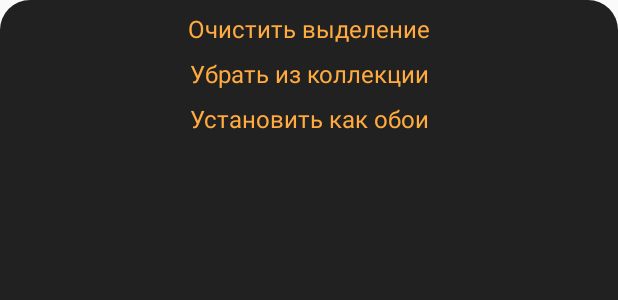
After one commit to MasterGnak/WallpaperChanger, an Android app: the layout collection_menu_slide.xml on its own in the app's theme, with its tools: preview values and no code run, on a phone screen of 412 x 824 dp. The commit adds this screen. Shown: the top 300 px of the screen. Run offline under Robolectric (Android 15) with nearby library versions, the phone set to English and light mode, and no system bars.

Commit message:
Функицонал коллекции завершен, осталось добавить автоматическую смену

```diff
--- a/app/src/main/java/com/example/wallpaperchanger/Adapter.kt
+++ b/app/src/main/java/com/example/wallpaperchanger/Adapter.kt
@@ -21,16 +21,13 @@ class Adapter(): ListAdapter<Wallpaper, Adapter.ViewHolder>(DiffCallback) {
 
     fun setTracker(selector: SelectionTracker<String>) {
         tracker = selector
-        Log.i("tracker", "tracker set")
     }
 
     fun updateMap() {
         keyMap.clear()
         for (i in currentList.indices) {
-            Log.i("map", "$i")
             keyMap[currentList[i].imageId] = i
         }
-        Log.i("map", "updated")
     }
 
     fun getItemKey(position: Int): String {
--- a/app/src/main/java/com/example/wallpaperchanger/room/Room.kt
+++ b/app/src/main/java/com/example/wallpaperchanger/room/Room.kt
@@ -22,6 +22,9 @@ interface ImageDao {
 
     @Query("DELETE FROM wallpaper_table")
     fun clear()
+
+    @Query("DELETE FROM collection_table")
+    fun clearC()
 
     @Query("SELECT * FROM wallpaper_table")
     fun getAll(): LiveData<List<EntityWallpaper>>
--- a/app/src/main/java/com/example/wallpaperchanger/selector/SelectionFragment.kt
+++ b/app/src/main/java/com/example/wallpaperchanger/selector/SelectionFragment.kt
@@ -61,7 +61,6 @@ class SelectionFragment : Fragment() {
 
         tracker.addObserver(object : SelectionTracker.SelectionObserver<String>() {
 
-
             override fun onSelectionChanged() {
                 super.onSelectionChanged()
                 if (!viewModel.menuOpened) {
@@ -84,9 +83,7 @@ class SelectionFragment : Fragment() {
                 }
             }
 
-            override fun onSelectionCleared() {
-
-            }
+            override fun onSelectionCleared() {}
         })
 
         adapter.setTracker(tracker)
--- /dev/null
+++ b/app/src/main/res/layout/collection_menu_slide.xml
@@ -0,0 +1,51 @@
+<?xml version="1.0" encoding="utf-8"?>
+<layout xmlns:app="http://schemas.android.com/apk/res-auto" xmlns:tools="http://schemas.android.com/tools"
+        xmlns:android="http://schemas.android.com/apk/res/android">
+    <data>
+
+    </data>
+    <androidx.constraintlayout.widget.ConstraintLayout
+            android:layout_width="match_parent"
+            android:layout_height="match_parent"
+            android:background="@drawable/menu_background">
+        <TextView
+                android:layout_width="match_parent"
+                android:layout_height="wrap_content"
+                app:layout_constraintEnd_toEndOf="parent"
+                app:layout_constraintStart_toStartOf="parent"
+                app:layout_constraintTop_toBottomOf="@id/clearSelection"
+                android:text="@string/remove_from_collection"
+                android:gravity="center"
+                android:textSize="@dimen/text_size"
+                android:layout_marginTop="8dp"
+                android:id="@+id/removeFromCollection"/>
+        <TextView
+                android:layout_width="match_parent"
+                android:layout_height="wrap_content"
+                app:layout_constraintEnd_toEndOf="parent"
+                app:layout_constraintStart_toStartOf="parent"
+                app:layout_constraintTop_toTopOf="parent"
+                android:text="@string/clear_selection"
+                android:gravity="center"
+                android:textSize="@dimen/text_size"
+                android:layout_marginTop="8dp"
+                android:id="@+id/clearSelection"/>
+        <TextView
+                android:layout_width="match_parent"
+                android:layout_height="wrap_content"
+                app:layout_constraintEnd_toEndOf="parent"
+                app:layout_constraintStart_toStartOf="parent"
+                app:layout_constraintTop_toBottomOf="@id/removeFromCollection"
+                android:text="@string/set_as_wp"
+                android:gravity="center"
+                android:textSize="@dimen/text_size"
+                android:id="@+id/setAsWp"
+                android:layout_marginTop="8dp"/>
+        <Space
+                android:layout_width="match_parent"
+                android:layout_height="@dimen/menu_height"
+                app:layout_constraintTop_toBottomOf="@+id/setAsWp"
+                app:layout_constraintEnd_toEndOf="parent"
+                app:layout_constraintStart_toStartOf="parent"/>
+    </androidx.constraintlayout.widget.ConstraintLayout>
+</layout>
--- a/app/src/main/res/values/strings.xml
+++ b/app/src/main/res/values/strings.xml
@@ -7,4 +7,5 @@
     <string name="clear_selection">Очистить выделение</string>
     <string name="search">Поиск</string>
     <string name="Collection">Коллекция</string>
+    <string name="remove_from_collection">Убрать из коллекции</string>
 </resources>
```
Also changed, not shown: app/src/main/java/com/example/wallpaperchanger/collection/CollectionFragment.kt (+65 -0 lines), app/src/main/java/com/example/wallpaperchanger/collection/CollectionViewModel.kt (+28 -0 lines), app/src/main/java/com/example/wallpaperchanger/network/Wallpapers.kt (+17 -9 lines), app/src/main/java/com/example/wallpaperchanger/repository/Repository.kt (+21 -0 lines), app/src/main/java/com/example/wallpaperchanger/selector/SelectionViewModel.kt (+13 -11 lines), app/src/main/res/layout/collection_fragment.xml (+36 -3 lines).
